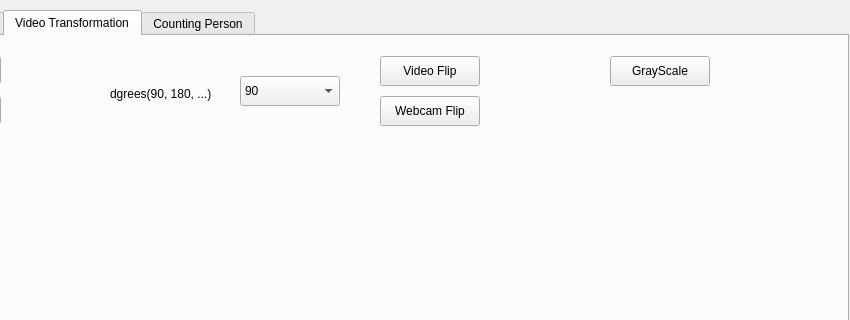
Old version of the form image_processing_app.ui in the repository soyoung125/MultimediaProcessingTool; both pictures show x 372 to 1222 and y 0 to 320 of the 1222 by 803 pixel window.
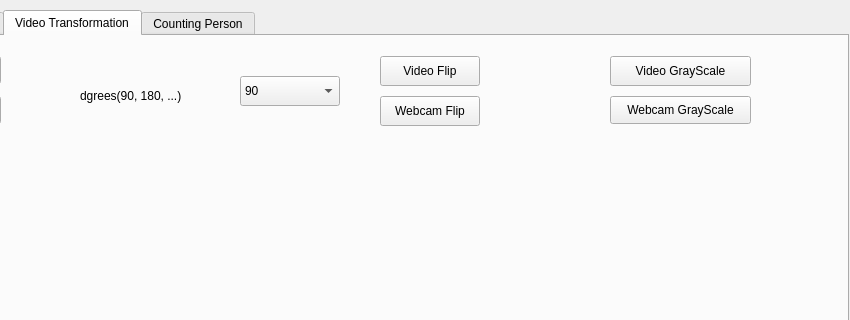
New version of the form.

Commit message: webcam grayscale 구현

```diff
--- a/image_processing_app.ui
+++ b/image_processing_app.ui
@@ -685,10 +685,10 @@
      <widget class="QLabel" name="label_d">
       <property name="geometry">
        <rect>
-        <x>480</x>
+        <x>450</x>
         <y>50</y>
-        <width>111</width>
-        <height>16</height>
+        <width>141</width>
+        <height>20</height>
        </rect>
       </property>
       <property name="text">
@@ -739,12 +739,12 @@
        <rect>
         <x>980</x>
         <y>20</y>
-        <width>100</width>
+        <width>141</width>
         <height>30</height>
        </rect>
       </property>
       <property name="text">
-       <string>GrayScale</string>
+       <string>Video GrayScale</string>
       </property>
      </widget>
      <widget class="QPushButton" name="btnConnectWebcam">
@@ -786,6 +786,19 @@
        <string>Stop Webcam</string>
       </property>
      </widget>
+     <widget class="QPushButton" name="btnWevcamGrayScale">
+      <property name="geometry">
+       <rect>
+        <x>980</x>
+        <y>60</y>
+        <width>141</width>
+        <height>28</height>
+       </rect>
+      </property>
+      <property name="text">
+       <string>Webcam GrayScale</string>
+      </property>
+     </widget>
     </widget>
     <widget class="QWidget" name="tab_6">
      <attribute name="title">
```
Left out of the diff: 4 changed lines with no effect on the pictures. The commit also changes 2 other files.
